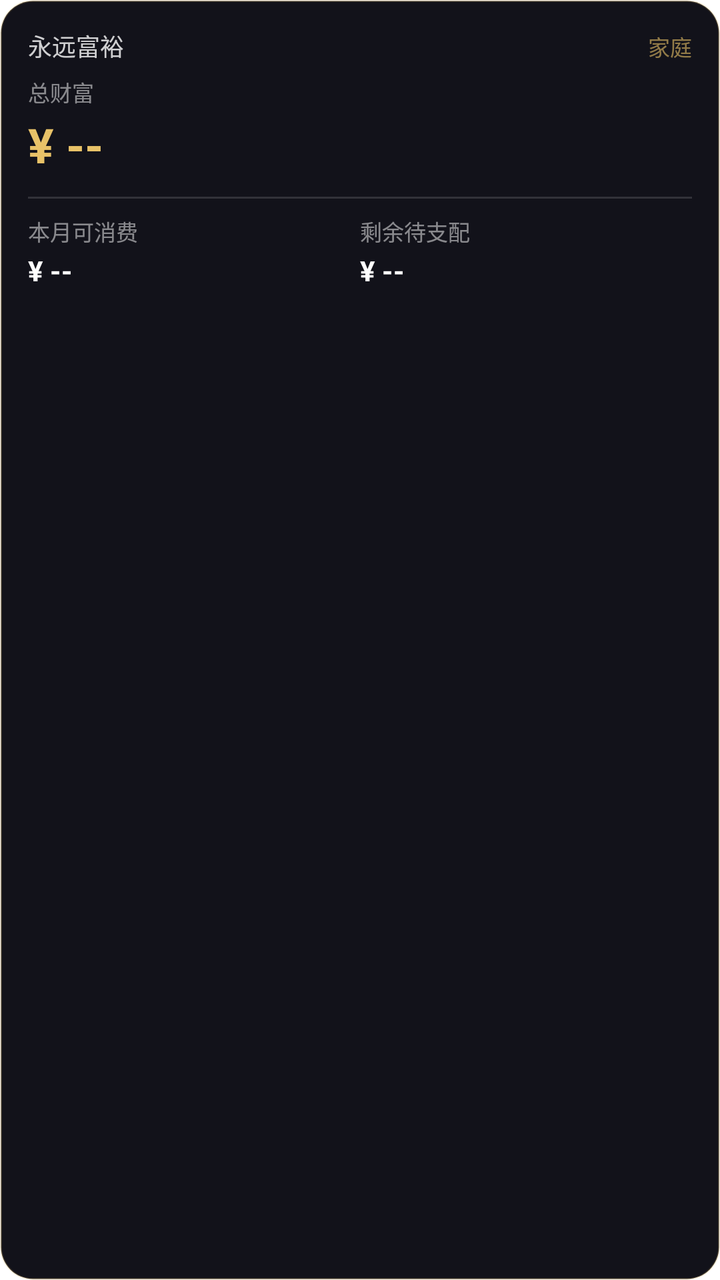
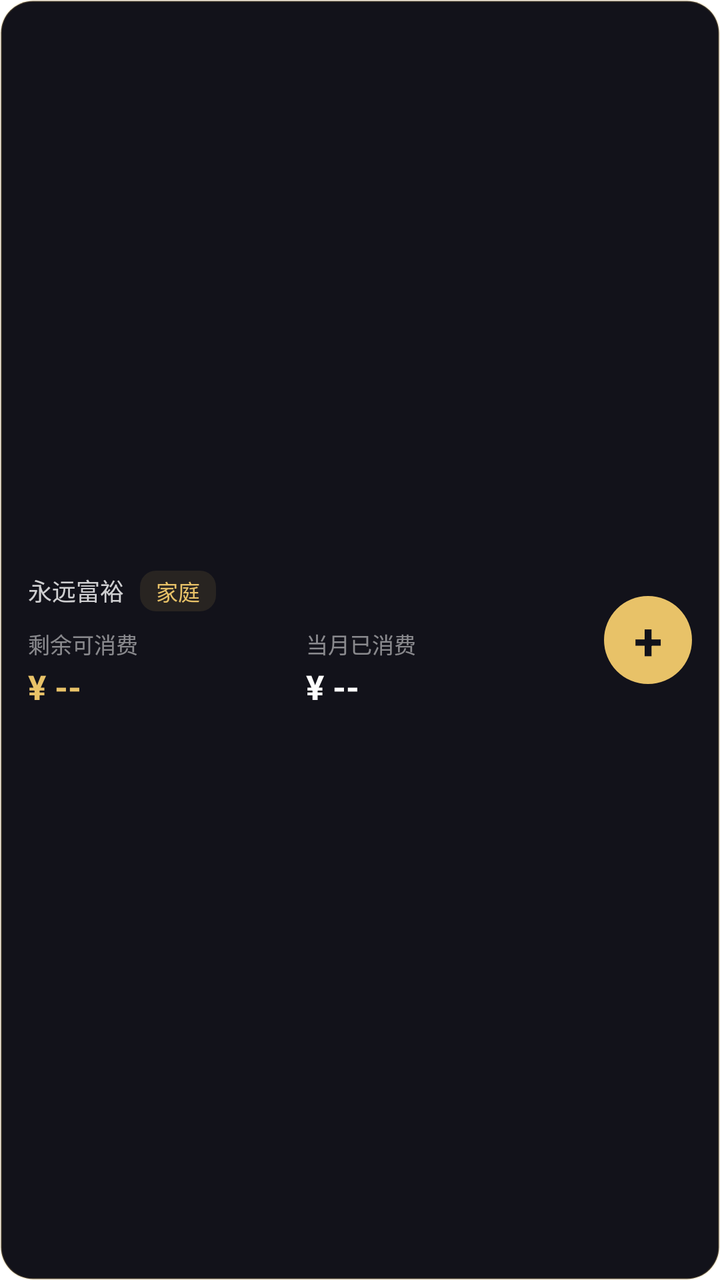

Two renders of the same Android screen: before a commit and after it. Below are the layout's source before the change and the commit's diff.
<!-- AndroidManifest.xml: fallback theme Theme.MaterialComponents.DayNight.NoActionBar -->
<!-- res/layout/widget_finance.xml -->
<?xml version="1.0" encoding="utf-8"?>
<LinearLayout xmlns:android="http://schemas.android.com/apk/res/android"
    android:id="@+id/widget_root"
    android:layout_width="match_parent"
    android:layout_height="match_parent"
    android:background="@drawable/widget_background"
    android:orientation="vertical"
    android:padding="14dp">

    
    <LinearLayout
        android:layout_width="match_parent"
        android:layout_height="wrap_content"
        android:orientation="horizontal">

        <TextView
            android:id="@+id/widget_title"
            android:layout_width="0dp"
            android:layout_height="wrap_content"
            android:layout_weight="1"
            android:text="永远富裕"
            android:textColor="#CCFFFFFF"
            android:textSize="12sp" />

        <TextView
            android:id="@+id/widget_scope"
            android:layout_width="wrap_content"
            android:layout_height="wrap_content"
            android:text="家庭"
            android:textColor="#99E8C268"
            android:textSize="11sp" />
    </LinearLayout>

    
    <TextView
        android:id="@+id/widget_wealth_label"
        android:layout_width="wrap_content"
        android:layout_height="wrap_content"
        android:layout_marginTop="6dp"
        android:text="总财富"
        android:textColor="#80FFFFFF"
        android:textSize="11sp" />

    
    <TextView
        android:id="@+id/widget_wealth"
        android:layout_width="match_parent"
        android:layout_height="wrap_content"
        android:layout_marginTop="2dp"
        android:ellipsize="end"
        android:maxLines="1"
        android:text="¥ --"
        android:textColor="#FFE8C268"
        android:textSize="24sp"
        android:textStyle="bold" />

    
    <View
        android:layout_width="match_parent"
        android:layout_height="1dp"
        android:layout_marginTop="10dp"
        android:layout_marginBottom="8dp"
        android:background="#22FFFFFF" />

    
    <LinearLayout
        android:layout_width="match_parent"
        android:layout_height="wrap_content"
        android:orientation="horizontal">

        <LinearLayout
            android:layout_width="0dp"
            android:layout_height="wrap_content"
            android:layout_weight="1"
            android:orientation="vertical">

            <TextView
                android:layout_width="wrap_content"
                android:layout_height="wrap_content"
                android:text="本月可消费"
                android:textColor="#80FFFFFF"
                android:textSize="11sp" />

            <TextView
                android:id="@+id/widget_consumable"
                android:layout_width="wrap_content"
                android:layout_height="wrap_content"
                android:layout_marginTop="2dp"
                android:text="¥ --"
                android:textColor="#FFFFFFFF"
                android:textSize="14sp"
                android:textStyle="bold" />
        </LinearLayout>

        <LinearLayout
            android:layout_width="0dp"
            android:layout_height="wrap_content"
            android:layout_weight="1"
            android:orientation="vertical">

            <TextView
                android:layout_width="wrap_content"
                android:layout_height="wrap_content"
                android:text="剩余待支配"
                android:textColor="#80FFFFFF"
                android:textSize="11sp" />

            <TextView
                android:id="@+id/widget_remaining"
                android:layout_width="wrap_content"
                android:layout_height="wrap_content"
                android:layout_marginTop="2dp"
                android:text="¥ --"
                android:textColor="#FFFFFFFF"
                android:textSize="14sp"
                android:textStyle="bold" />
        </LinearLayout>
    </LinearLayout>
</LinearLayout>
<!-- resources referenced by this layout -->
<resources>
  <!-- drawable widget_background (drawable) -->
  <?xml version="1.0" encoding="utf-8"?>
  <shape xmlns:android="http://schemas.android.com/apk/res/android"
      android:shape="rectangle">
      <solid android:color="#FF12121A" />
      <corners android:radius="16dp" />
      <stroke
          android:width="1dp"
          android:color="#33E8C268" />
  </shape>
</resources>

<!-- the commit's change to res/layout/widget_finance.xml (unified diff, before → after) -->
@@ -4,116 +4,111 @@
     android:layout_width="match_parent"
     android:layout_height="match_parent"
     android:background="@drawable/widget_background"
-    android:orientation="vertical"
+    android:gravity="center_vertical"
+    android:orientation="horizontal"
     android:padding="14dp">
 
     
     <LinearLayout
-        android:layout_width="match_parent"
+        android:layout_width="0dp"
         android:layout_height="wrap_content"
-        android:orientation="horizontal">
+        android:layout_weight="1"
+        android:orientation="vertical">
 
-        <TextView
-            android:id="@+id/widget_title"
-            android:layout_width="0dp"
-            android:layout_height="wrap_content"
-            android:layout_weight="1"
-            android:text="永远富裕"
-            android:textColor="#CCFFFFFF"
-            android:textSize="12sp" />
-
-        <TextView
-            android:id="@+id/widget_scope"
+        <LinearLayout
             android:layout_width="wrap_content"
             android:layout_height="wrap_content"
-            android:text="家庭"
-            android:textColor="#99E8C268"
-            android:textSize="11sp" />
+            android:orientation="horizontal">
+
+            <TextView
+                android:layout_width="wrap_content"
+                android:layout_height="wrap_content"
+                android:text="永远富裕"
+                android:textColor="#CCFFFFFF"
+                android:textSize="12sp" />
+
+            
+            <TextView
+                android:id="@+id/widget_scope"
+                android:layout_width="wrap_content"
+                android:layout_height="wrap_content"
+                android:layout_marginStart="8dp"
+                android:background="@drawable/widget_scope_chip"
+                android:paddingStart="8dp"
+                android:paddingTop="2dp"
+                android:paddingEnd="8dp"
+                android:paddingBottom="2dp"
+                android:text="家庭"
+                android:textColor="#FFE8C268"
+                android:textSize="11sp" />
+        </LinearLayout>
+
+        <LinearLayout
+            android:layout_width="match_parent"
+            android:layout_height="wrap_content"
+            android:layout_marginTop="8dp"
+            android:orientation="horizontal">
+
+            <LinearLayout
+                android:layout_width="0dp"
+                android:layout_height="wrap_content"
+                android:layout_weight="1"
+                android:orientation="vertical">
+
+                <TextView
+                    android:layout_width="wrap_content"
+                    android:layout_height="wrap_content"
+                    android:text="剩余可消费"
+                    android:textColor="#80FFFFFF"
+                    android:textSize="11sp" />
+
+                <TextView
+                    android:id="@+id/widget_consumable"
+                    android:layout_width="wrap_content"
+                    android:layout_height="wrap_content"
+                    android:layout_marginTop="2dp"
+                    android:text="¥ --"
+                    android:textColor="#FFE8C268"
+                    android:textSize="17sp"
+                    android:textStyle="bold" />
+            </LinearLayout>
+
+            <LinearLayout
+                android:layout_width="0dp"
+                android:layout_height="wrap_content"
+                android:layout_weight="1"
+                android:orientation="vertical">
+
+                <TextView
+                    android:layout_width="wrap_content"
+                    android:layout_height="wrap_content"
+                    android:text="当月已消费"
+                    android:textColor="#80FFFFFF"
+                    android:textSize="11sp" />
+
+                <TextView
+                    android:id="@+id/widget_spent"
+                    android:layout_width="wrap_content"
+                    android:layout_height="wrap_content"
+                    android:layout_marginTop="2dp"
+                    android:text="¥ --"
+                    android:textColor="#FFFFFFFF"
+                    android:textSize="17sp"
+                    android:textStyle="bold" />
+            </LinearLayout>
+        </LinearLayout>
     </LinearLayout>
 
     
     <TextView
-        android:id="@+id/widget_wealth_label"
-        android:layout_width="wrap_content"
-        android:layout_height="wrap_content"
-        android:layout_marginTop="6dp"
-        android:text="总财富"
-        android:textColor="#80FFFFFF"
-        android:textSize="11sp" />
-
-    
-    <TextView
-        android:id="@+id/widget_wealth"
-        android:layout_width="match_parent"
-        android:layout_height="wrap_content"
-        android:layout_marginTop="2dp"
-        android:ellipsize="end"
-        android:maxLines="1"
-        android:text="¥ --"
-        android:textColor="#FFE8C268"
-        android:textSize="24sp"
+        android:id="@+id/widget_add"
+        android:layout_width="44dp"
+        android:layout_height="44dp"
+        android:layout_marginStart="10dp"
+        android:background="@drawable/widget_add_btn"
+        android:gravity="center"
+        android:text="+"
+        android:textColor="#FF12121A"
+        android:textSize="26sp"
         android:textStyle="bold" />
-
-    
-    <View
-        android:layout_width="match_parent"
-        android:layout_height="1dp"
-        android:layout_marginTop="10dp"
-        android:layout_marginBottom="8dp"
-        android:background="#22FFFFFF" />
-
-    
-    <LinearLayout
-        android:layout_width="match_parent"
-        android:layout_height="wrap_content"
-        android:orientation="horizontal">
-
-        <LinearLayout
-            android:layout_width="0dp"
-            android:layout_height="wrap_content"
-            android:layout_weight="1"
-            android:orientation="vertical">
-
-            <TextView
-                android:layout_width="wrap_content"
-                android:layout_height="wrap_content"
-                android:text="本月可消费"
-                android:textColor="#80FFFFFF"
-                android:textSize="11sp" />
-
-            <TextView
-                android:id="@+id/widget_consumable"
-                android:layout_width="wrap_content"
-                android:layout_height="wrap_content"
-                android:layout_marginTop="2dp"
-                android:text="¥ --"
-                android:textColor="#FFFFFFFF"
-                android:textSize="14sp"
-                android:textStyle="bold" />
-        </LinearLayout>
-
-        <LinearLayout
-            android:layout_width="0dp"
-            android:layout_height="wrap_content"
-            android:layout_weight="1"
-            android:orientation="vertical">
-
-            <TextView
-                android:layout_width="wrap_content"
-                android:layout_height="wrap_content"
-                android:text="剩余待支配"
-                android:textColor="#80FFFFFF"
-                android:textSize="11sp" />
-
-            <TextView
-                android:id="@+id/widget_remaining"
-                android:layout_width="wrap_content"
-                android:layout_height="wrap_content"
-                android:layout_marginTop="2dp"
-                android:text="¥ --"
-                android:textColor="#FFFFFFFF"
-                android:textSize="14sp"
-                android:textStyle="bold" />
-        </LinearLayout>
-    </LinearLayout>
 </LinearLayout>
<!-- resource entries referenced after the edit -->
@@ -1,5 +1,11 @@
 <!-- resources referenced by this layout -->
 <resources>
+  <!-- drawable widget_add_btn (drawable) -->
+  <?xml version="1.0" encoding="utf-8"?>
+  <shape xmlns:android="http://schemas.android.com/apk/res/android"
+      android:shape="oval">
+      <solid android:color="#FFE8C268" />
+  </shape>
   <!-- drawable widget_background (drawable) -->
   <?xml version="1.0" encoding="utf-8"?>
   <shape xmlns:android="http://schemas.android.com/apk/res/android"
@@ -10,5 +16,12 @@
           android:width="1dp"
           android:color="#33E8C268" />
   </shape>
+  <!-- drawable widget_scope_chip (drawable) -->
+  <?xml version="1.0" encoding="utf-8"?>
+  <shape xmlns:android="http://schemas.android.com/apk/res/android"
+      android:shape="rectangle">
+      <solid android:color="#1AE8C268" />
+      <corners android:radius="8dp" />
+  </shape>
 </resources>
 
